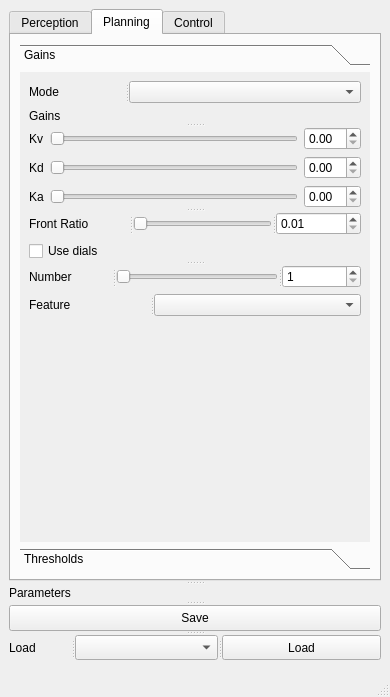
Old version of the form perception_bolide/src_vizu/gui/ui_files/uiapp.ui in the repository SorbonneUniversityBolideContributors/course_2024_pkgs.
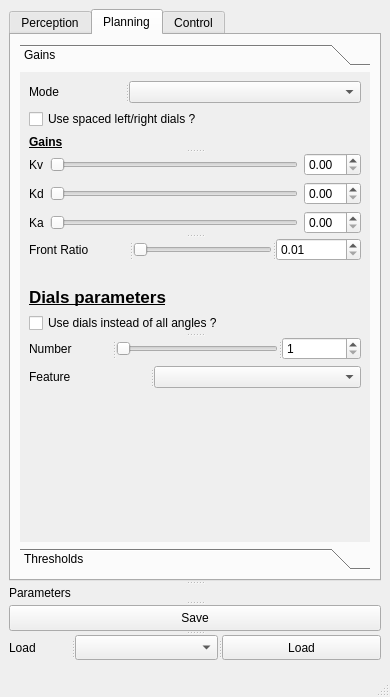
New version of the form. The open tabs and pages were chosen to show the change.

Commit message: enhanced gui and added parameters

Patch:
```diff
--- a/perception_bolide/src_vizu/gui/ui_files/uiapp.ui
+++ b/perception_bolide/src_vizu/gui/ui_files/uiapp.ui
@@ -464,7 +464,7 @@
               <x>0</x>
               <y>0</y>
               <width>336</width>
-              <height>386</height>
+              <height>392</height>
              </rect>
             </property>
             <attribute name="label">
@@ -484,12 +484,26 @@
                <widget class="QComboBox" name="navModeComboBox"/>
               </widget>
              </item>
+             <item>
+              <widget class="QCheckBox" name="spacedDialsCheckBox">
+               <property name="text">
+                <string>Use spaced left/right dials ?</string>
+               </property>
+              </widget>
+             </item>
              <item>
               <widget class="QSplitter" name="splitter_14">
                <property name="orientation">
                 <enum>Qt::Vertical</enum>
                </property>
                <widget class="QLabel" name="label_14">
+                <property name="font">
+                 <font>
+                  <weight>75</weight>
+                  <bold>true</bold>
+                  <underline>true</underline>
+                 </font>
+                </property>
                 <property name="text">
                  <string>Gains</string>
                 </property>
@@ -613,6 +627,29 @@
                </widget>
               </widget>
              </item>
+             <item>
+              <widget class="QLabel" name="label_17">
+               <property name="text">
+                <string/>
+               </property>
+              </widget>
+             </item>
+             <item>
+              <widget class="QLabel" name="label_16">
+               <property name="font">
+                <font>
+                 <pointsize>13</pointsize>
+                 <weight>75</weight>
+                 <italic>false</italic>
+                 <bold>true</bold>
+                 <underline>true</underline>
+                </font>
+               </property>
+               <property name="text">
+                <string>Dials parameters</string>
+               </property>
+              </widget>
+             </item>
              <item>
               <widget class="QSplitter" name="splitter_15">
                <property name="orientation">
@@ -620,7 +657,7 @@
                </property>
                <widget class="QCheckBox" name="useDialsCheckBox">
                 <property name="text">
-                 <string>Use dials</string>
+                 <string>Use dials instead of all angles ?</string>
                 </property>
                </widget>
                <widget class="QWidget" name="layoutWidget_6">
```
Left out of the diff: 51 changed lines with no effect on the pictures. The commit also changes 2 other files.
